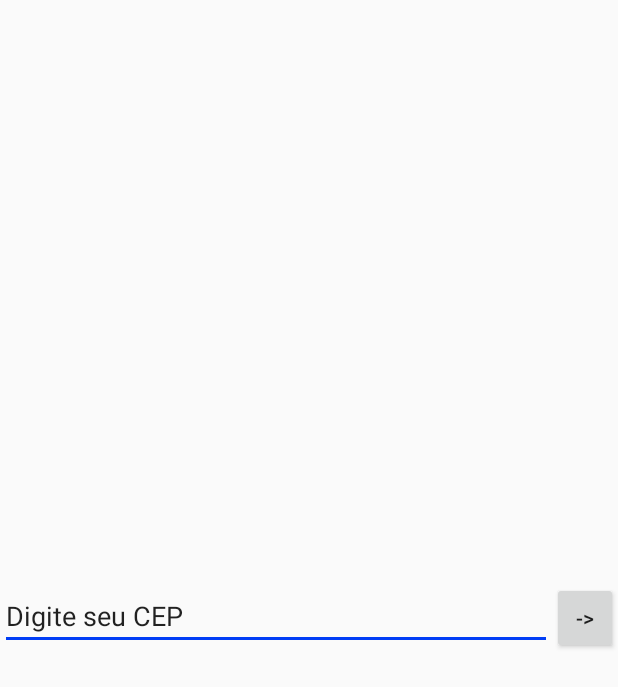
After one commit to samuel2412/EscolaIdeal, an Android app: the layout activity_cep.xml on its own in the app's theme, with its tools: preview values and no code run, on a phone screen of 412 x 824 dp. The commit adds this screen. Shown: the top 687 px of the screen. Run offline under Robolectric (Android 15) with nearby library versions, the phone set to English and light mode, and no system bars.

Commit message:
Novas activitys adicionadas (Cep e NewSearch). Cep pega o local do aparelho e busca o cep(nao parece muito preciso). Cores do tema alteradas para branco/azul

```diff
--- a/app/build.gradle
+++ b/app/build.gradle
@@ -23,6 +23,7 @@ dependencies {
     implementation 'com.android.support:appcompat-v7:26.1.0'
     implementation 'com.android.support.constraint:constraint-layout:1.1.0'
     implementation 'com.android.support:support-v4:26.1.0'
+    implementation 'com.android.support:design:26.1.0'
     testImplementation 'junit:junit:4.12'
     androidTestImplementation 'com.android.support.test:runner:1.0.1'
     androidTestImplementation 'com.android.support.test.espresso:espresso-core:3.0.1'
--- a/app/src/main/java/com/example/samuel/escolaideal/SplashScreenActivity.java
+++ b/app/src/main/java/com/example/samuel/escolaideal/SplashScreenActivity.java
@@ -19,10 +19,14 @@ public class SplashScreenActivity extends AppCompatActivity{
     protected void onCreate(Bundle savedInstanceState) {
         super.onCreate(savedInstanceState);
         setContentView(R.layout.activity_splash_screen);
+
+
+
         //metodo que ira abrir um timer e chamara um metodo que verifica a conexao com a internet
         iniciar();
 
     }
+
 
     //metodo que inicia um timer, chama um metodo que verifica conexao com internet,e inicia a proxima activiy ou gera um alerta
     public void iniciar(){
@@ -37,7 +41,7 @@ public class SplashScreenActivity extends AppCompatActivity{
                 // chama o metodo que verifica a conexão com a internt
                 if (temInternet()) {
                     //se tiver conexao inicia a proxima activity
-                    Intent i = new Intent(SplashScreenActivity.this, SearchActivity.class);
+                    Intent i = new Intent(SplashScreenActivity.this, CepActivity.class);
                     startActivity(i);
 
                     // Fecha esta activity
--- /dev/null
+++ b/app/src/main/res/layout/activity_cep.xml
@@ -0,0 +1,38 @@
+<?xml version="1.0" encoding="utf-8"?>
+<LinearLayout xmlns:android="http://schemas.android.com/apk/res/android"
+    xmlns:tools="http://schemas.android.com/tools"
+    android:orientation="vertical"
+    android:layout_width="fill_parent"
+    android:layout_height="fill_parent"
+    tools:context="com.example.samuel.escolaideal.CepActivity">>
+
+    <ScrollView
+        android:layout_height="0dip"
+        android:layout_width="fill_parent"
+        android:layout_weight="1">
+        <LinearLayout
+            android:orientation="horizontal"
+            android:layout_height="wrap_content"
+            android:layout_width="fill_parent"
+            android:layout_gravity="center">
+            <EditText
+                android:id="@+id/entradaCep"
+                android:text="Digite seu CEP"
+                android:layout_weight="1"
+                android:layout_height="wrap_content"
+                android:layout_width="match_parent"
+                />
+            <Button
+                android:id="@+id/confirmaCep"
+                android:text="->"
+                android:layout_weight="1"
+                android:layout_height="wrap_content"
+                android:layout_width="wrap_content"
+                android:onClick="proximo"
+                />
+
+        </LinearLayout>
+
+    </ScrollView>
+
+</LinearLayout>
--- a/app/src/main/res/values/colors.xml
+++ b/app/src/main/res/values/colors.xml
@@ -1,6 +1,5 @@
 <?xml version="1.0" encoding="utf-8"?>
 <resources>
-    <color name="colorPrimary">#3F51B5</color>
-    <color name="colorPrimaryDark">#303F9F</color>
-    <color name="colorAccent">#FF4081</color>
+    <color name="background_material_dark">#000000</color>
+    <color name="accent_material_light_1">#003df5</color>
 </resources>
--- /dev/null
+++ b/app/src/main/res/values/dimens.xml
@@ -0,0 +1,3 @@
+<resources>
+    <dimen name="fab_margin">16dp</dimen>
+</resources>
--- a/app/src/main/res/values/strings.xml
+++ b/app/src/main/res/values/strings.xml
@@ -2,5 +2,6 @@
     <string name="app_name">Escola Ideal</string>
     <string name="title_activity_search">SearchActivity</string>
     <string name="title_activity_teste">Settings</string>
+    <string name="title_activity_new_search">Escola Ideal</string>
 
 </resources>
--- a/app/src/main/res/values/styles.xml
+++ b/app/src/main/res/values/styles.xml
@@ -1,24 +1,16 @@
 <resources>
-    <!-- Base application theme. -->
-    <style name="AppTheme" parent="Theme.AppCompat.Light.DarkActionBar">
-        <!-- Customize your theme here. -->
-        <item name="colorPrimary">@color/colorPrimary</item>
-        <item name="colorPrimaryDark">@color/colorPrimaryDark</item>
-        <item name="colorAccent">@color/colorAccent</item>
-    </style>
-    <!-- Base application theme. -->
-    <style name="AppCompat.TelaCheia" parent="Theme.AppCompat.NoActionBar">
-        <item name="android:windowFullscreen">true</item>
-        <item name="colorPrimary">@color/colorPrimary</item>
-        <item name="colorPrimaryDark">@color/colorPrimaryDark</item>
-        <item name="colorAccent">@color/colorAccent</item>
+
+    <style name="NewTheme" parent="Theme.AppCompat.Light.NoActionBar">
+        <item name="colorAccent">@color/accent_material_light_1</item>
     </style>
 
-      <style name="CardViewStyle" parent="CardView">
+
+    <style name="CardViewStyle" parent="CardView">
         <item name="android:layout_width">match_parent</item>
         <item name="android:layout_height">wrap_content</item>
         <item name="android:layout_margin">8dp</item>
     </style>
+
 
     <style name="Widget.CardContent" parent="android:Widget">
         <item name="android:layout_width">match_parent</item>
@@ -30,4 +22,9 @@
         <item name="android:orientation">vertical</item>
     </style>
 
+    <style name="NewTheme.AppBarOverlay" parent="ThemeOverlay.AppCompat.ActionBar" />
+
+    <style name="NewTheme.PopupOverlay" parent="ThemeOverlay.AppCompat.Light" />
+
+
 </resources>
```
Also changed, not shown: app/src/main/AndroidManifest.xml (+7 -2 lines), app/src/main/java/com/example/samuel/escolaideal/CepActivity.java (added, +140 -0 lines), app/src/main/java/com/example/samuel/escolaideal/NewSearchActivity.java (added, +29 -0 lines), app/src/main/res/layout/activity_new_search.xml (added, +33 -0 lines), app/src/main/res/layout/content_new_search.xml (added, +11 -0 lines), app/src/main/res/layout/activity_splash_screen.xml (indentation only).
